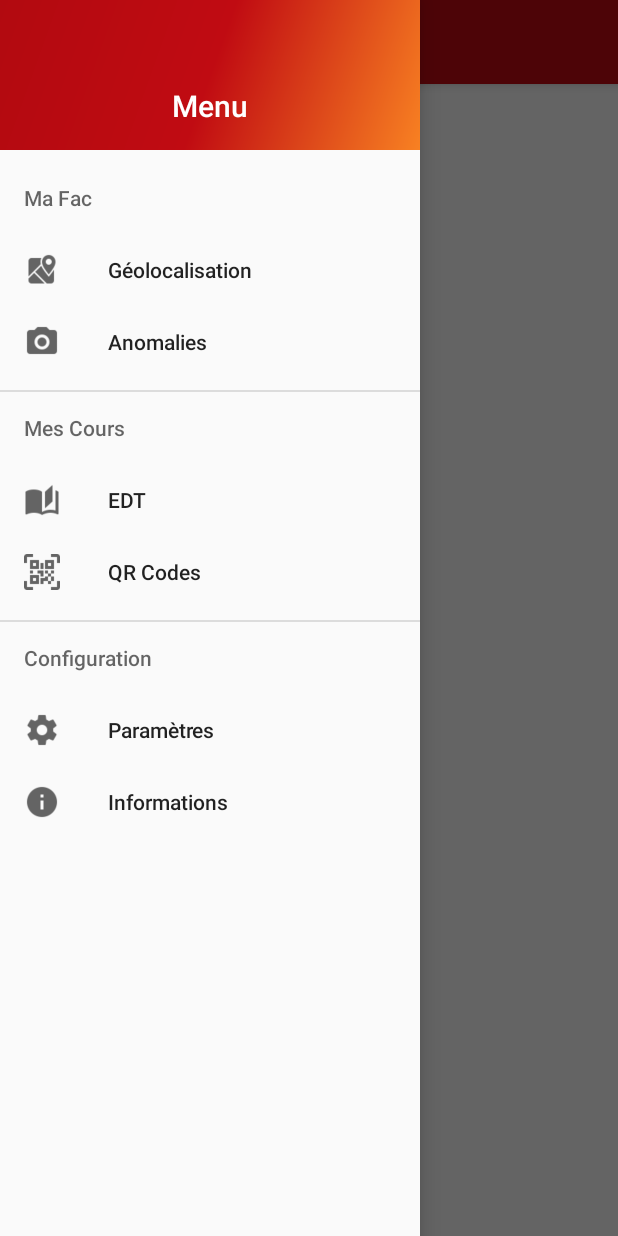
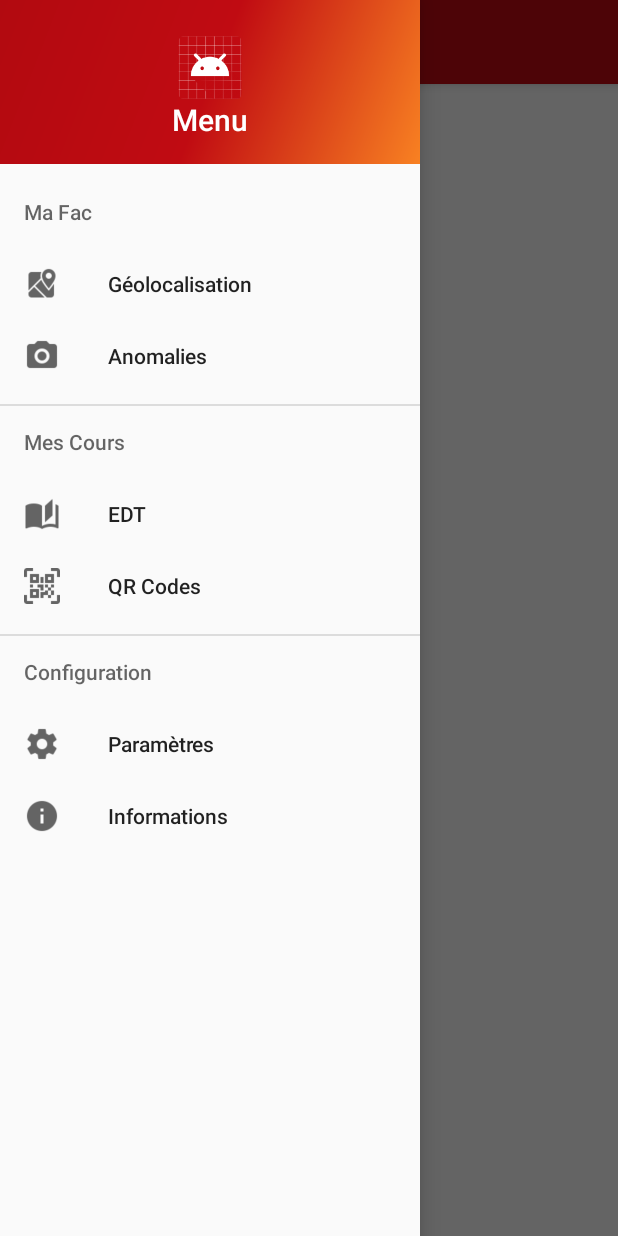
Before and after one commit to FontBenjamin/MobileProject-2018, an Android app: the screen it shows after launch (MainActivity), with the side drawer open, on a phone screen of 412 x 824 dp. Run offline under Robolectric (Android 15) with nearby library versions, the phone set to English and light mode, and no system bars; our stand-ins replace Firebase (no records; nobody signed in at launch, a user with empty details on screens opened directly); libraries missing offline, so code that uses them is left out: com.daimajia.slider.

Commit message:
Added icon in menu

```diff
--- a/app/src/main/res/layout/nav_header_main.xml
+++ b/app/src/main/res/layout/nav_header_main.xml
@@ -2,7 +2,7 @@
 <LinearLayout xmlns:android="http://schemas.android.com/apk/res/android"
     xmlns:app="http://schemas.android.com/apk/res-auto"
     android:layout_width="match_parent"
-    android:layout_height="@dimen/nav_header_height"
+    android:layout_height="wrap_content"
     android:background="@drawable/side_nav_bar"
     android:gravity="bottom"
     android:orientation="vertical"
@@ -12,12 +12,18 @@
     android:paddingTop="@dimen/activity_vertical_margin"
     android:theme="@style/ThemeOverlay.AppCompat.Dark">
 
+    <ImageView
+        android:id="@+id/imageView2"
+        android:layout_width="match_parent"
+        android:layout_height="50dp"
+        android:paddingTop="@dimen/nav_header_vertical_spacing"
+        app:srcCompat="@mipmap/ic_launcher_round" />
+
     <TextView
         android:layout_width="match_parent"
         android:layout_height="wrap_content"
+        android:text="Menu"
         android:textAlignment="center"
-        android:paddingTop="@dimen/nav_header_vertical_spacing"
-        android:text="Menu"
         android:textAppearance="@style/TextAppearance.AppCompat.Title" />
 
 </LinearLayout>
```
